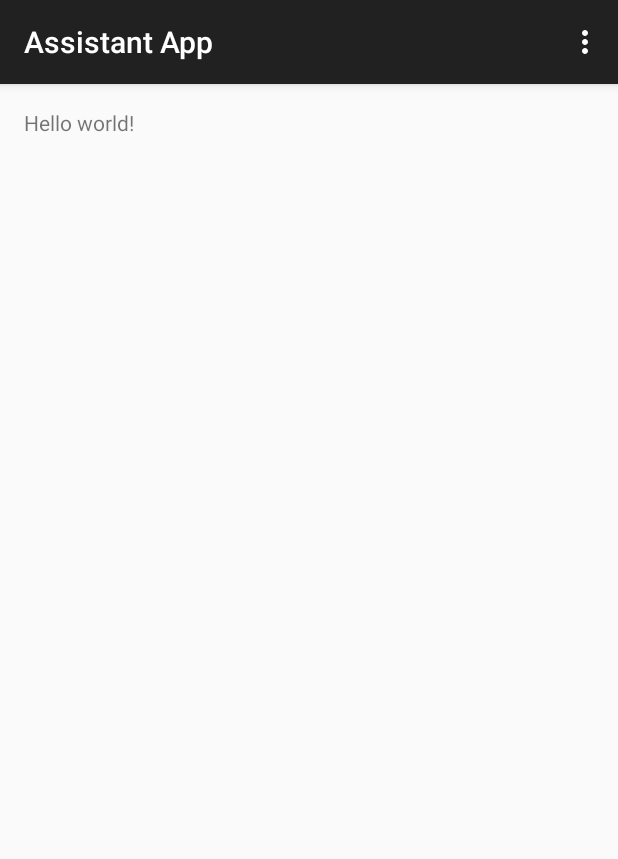
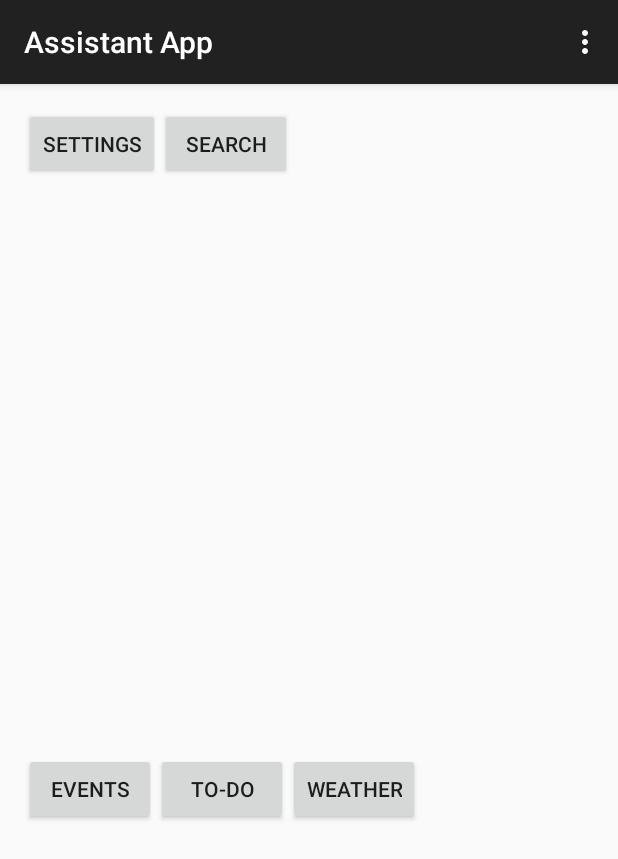
Before and after one commit to PieterBredenkamp/Rubick-Cube, an Android app: the screen it shows after launch (HomeActivity), on a phone screen of 412 x 824 dp. Shown: the top 859 px of the screen. Run offline under Robolectric (Android 15) with nearby library versions, the phone set to English and light mode, and no system bars.

Commit message:
Basic Function Design

```diff
--- a/app/src/main/res/layout/activity_home.xml
+++ b/app/src/main/res/layout/activity_home.xml
@@ -5,7 +5,49 @@
     android:paddingTop="@dimen/activity_vertical_margin"
     android:paddingBottom="@dimen/activity_vertical_margin" tools:context=".HomeActivity">
 
-    <TextView android:text="@string/hello_world" android:layout_width="wrap_content"
-        android:layout_height="wrap_content" />
+    <LinearLayout
+        android:layout_width="fill_parent"
+        android:layout_height="wrap_content">
 
+        <Button
+            android:layout_width="wrap_content"
+            android:layout_height="wrap_content"
+            android:id="@+id/button_home_toSettings"
+            android:text="Settings"
+        />
+
+        <Button
+            android:layout_width="wrap_content"
+            android:layout_height="wrap_content"
+            android:id="@+id/button_home_toSearch"
+            android:text="Search"
+        />
+    </LinearLayout>
+
+    <LinearLayout
+        android:layout_width="fill_parent"
+        android:layout_height="wrap_content"
+        android:layout_marginTop="430dp">
+
+        <Button
+            android:layout_width="wrap_content"
+            android:layout_height="wrap_content"
+            android:id="@+id/button_home_toEvents"
+            android:text="Events"
+        />
+
+        <Button
+            android:layout_width="wrap_content"
+            android:layout_height="wrap_content"
+            android:id="@+id/button_home_toToDo"
+            android:text="To-Do"
+        />
+
+        <Button
+            android:layout_width="wrap_content"
+            android:layout_height="wrap_content"
+            android:id="@+id/button_home_toWeather"
+            android:text="Weather"
+        />
+    </LinearLayout>
 </RelativeLayout>
```
